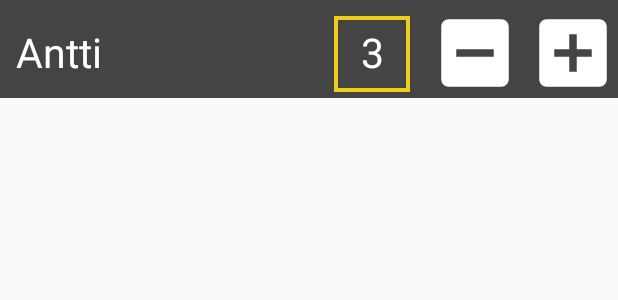
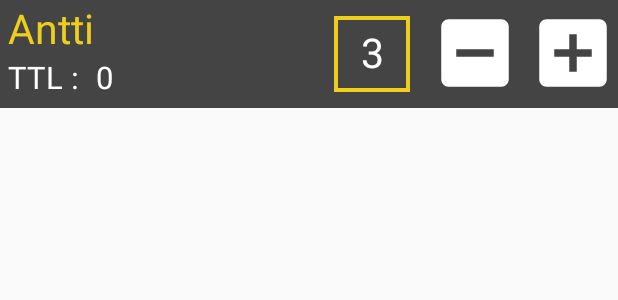
Before and after one commit to antsakontsa/FrisBee-Caddy, an Android app: the layout game_item.xml on its own in the app's theme, with its tools: preview values and no code run, on a phone screen of 412 x 824 dp. Shown: the top 300 px of the screen. Run offline under Robolectric (Android 15) with nearby library versions, the phone set to English and light mode, and no system bars.

```diff
--- a/app/src/main/java/com/example/frisbeecaddy/GameAdapter.java
+++ b/app/src/main/java/com/example/frisbeecaddy/GameAdapter.java
@@ -29,7 +29,7 @@ public class GameAdapter extends RecyclerView.Adapter<GameAdapter.GameViewHolder
     public Context context;
 
     public static class GameViewHolder extends RecyclerView.ViewHolder {
-        public TextView mTextPlayer, mTextPar;
+        public TextView mTextPlayer, mTextPar, mNumberTotal;
         public ImageView mImageMinus, mImagePlus;
 
         public GameViewHolder(@NonNull View itemView, final GameAdapter.OnItemClickListener listener) {
@@ -38,6 +38,7 @@ public class GameAdapter extends RecyclerView.Adapter<GameAdapter.GameViewHolder
             mTextPar = itemView.findViewById(R.id.gameParNumberRecycler);
             mImageMinus = itemView.findViewById(R.id.game_minus_btn);
             mImagePlus = itemView.findViewById(R.id.game_plus_btn);
+            mNumberTotal = itemView.findViewById(R.id.game_total_number);
 
             mImageMinus.setOnClickListener(new View.OnClickListener() {
                 @Override
@@ -86,7 +87,6 @@ public class GameAdapter extends RecyclerView.Adapter<GameAdapter.GameViewHolder
         holder.mTextPlayer.setText(currentItem.getText1());
         holder.mTextPar.setText(currentItem.getText2());
 
-        /** If persons par number is smaller than course par number, then change persons par number background to blue **/
         if (Integer.parseInt(holder.mTextPar.getText().toString()) == 1) {
             holder.mTextPar.setBackgroundResource(R.drawable.border_box_yellow);
         } else if (Integer.parseInt(holder.mTextPar.getText().toString()) < Integer.parseInt(ActivityGame.mParNm.getText().toString())) {
--- a/app/src/main/res/layout/game_item.xml
+++ b/app/src/main/res/layout/game_item.xml
@@ -14,18 +14,16 @@
         <TextView
             android:id="@+id/gameNameRecycler"
             android:layout_width="wrap_content"
-            android:layout_height="@dimen/_39sdp"
+            android:layout_height="wrap_content"
             android:layout_alignParentStart="true"
             android:layout_alignParentLeft="true"
             android:layout_alignParentTop="true"
             android:layout_marginStart="@dimen/_4sdp"
             android:layout_marginLeft="@dimen/_4sdp"
-            android:layout_marginTop="@dimen/_8sdp"
-            android:layout_marginEnd="@dimen/_8sdp"
+            android:layout_marginEnd="@dimen/_4sdp"
             android:layout_marginRight="@dimen/_8sdp"
-            android:padding="@dimen/_4sdp"
             android:text="Antti"
-            android:textColor="@color/colorAccent"
+            android:textColor="@color/colorPrimary"
             android:textSize="@dimen/_21sdp" />
 
         <TextView
@@ -66,6 +64,33 @@
             android:layout_alignParentRight="true"
             android:layout_marginTop="@dimen/_4sdp"
             android:background="@drawable/ic_plus" />
+
+        <TextView
+            android:id="@+id/game_total_txt"
+            android:layout_width="wrap_content"
+            android:layout_height="wrap_content"
+            android:layout_below="@id/gameNameRecycler"
+            android:layout_alignParentStart="true"
+            android:layout_alignParentLeft="true"
+            android:layout_marginStart="@dimen/_4sdp"
+            android:layout_marginLeft="@dimen/_4sdp"
+            android:layout_marginEnd="@dimen/_8sdp"
+            android:layout_marginRight="@dimen/_8sdp"
+            android:text="TTL :"
+            android:layout_marginBottom="@dimen/_5sdp"
+            android:textColor="@color/colorAccent"
+            android:textSize="@dimen/_16sdp" />
+
+        <TextView
+            android:id="@+id/game_total_number"
+            android:layout_width="wrap_content"
+            android:layout_height="wrap_content"
+            android:layout_below="@+id/gameNameRecycler"
+            android:layout_toEndOf="@+id/game_total_txt"
+            android:layout_toRightOf="@+id/game_total_txt"
+            android:textSize="@dimen/_16sdp"
+            android:textColor="@color/colorAccent"
+            android:text="0"/>
     </RelativeLayout>
 
 </androidx.cardview.widget.CardView>
```
Also changed, not shown: app/src/main/java/com/example/frisbeecaddy/ActivityGame.java (+13 -0 lines), app/src/main/java/com/example/frisbeecaddy/GameItem.java (+7 -2 lines).
